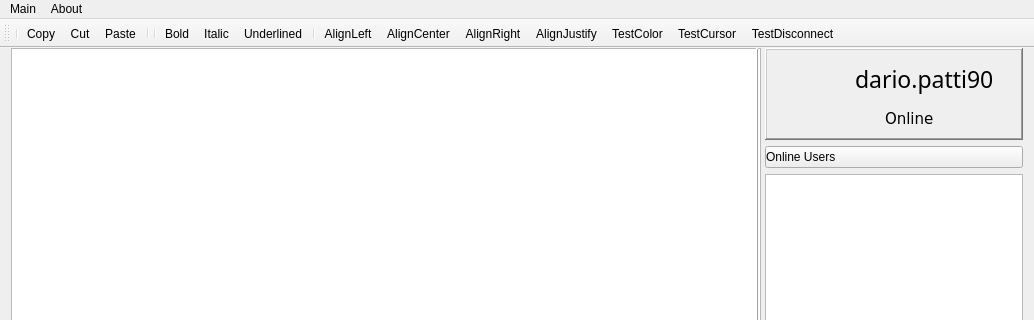
Qt form qt_project_gui/forms/mainwindow.ui (Grain0fSand/cooperative-online-text-editor) before a commit; both pictures show x 0 to 1034 and y 0 to 320 of the 1034 by 691 pixel window.
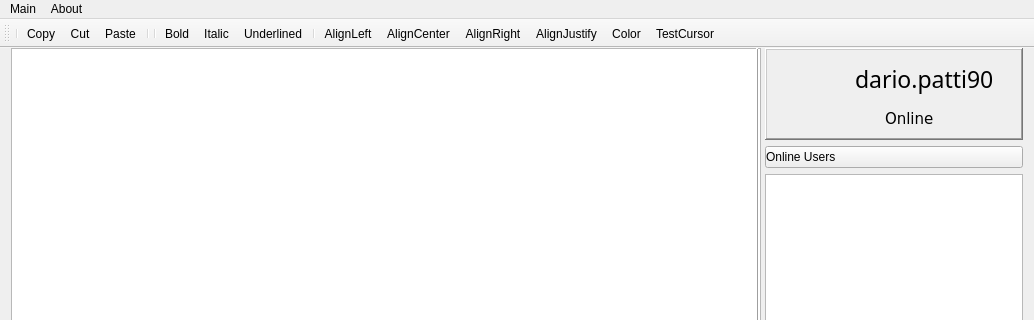
The same form after that commit. Icons and pictures are not drawn. Custom widgets are drawn as their Qt base class.

```diff
--- a/qt_project_gui/forms/mainwindow.ui
+++ b/qt_project_gui/forms/mainwindow.ui
@@ -397,9 +397,8 @@
    <addaction name="actionAlignCenter"/>
    <addaction name="actionAlignRight"/>
    <addaction name="actionAlignJustify"/>
-   <addaction name="actionTestColor"/>
+   <addaction name="actionColor"/>
    <addaction name="actionTestCursor"/>
-   <addaction name="actionTestDisconnect"/>
   </widget>
   <widget class="QStatusBar" name="statusBar">
    <property name="sizeGripEnabled">
@@ -570,15 +569,7 @@
     <string>TestCursor</string>
    </property>
   </action>
-  <action name="actionTestDisconnect">
-   <property name="text">
-    <string>TestDisconnect</string>
-   </property>
-   <property name="toolTip">
-    <string>TestDisconnect</string>
-   </property>
-  </action>
-  <action name="actionTestColor">
+  <action name="actionColor">
    <property name="checkable">
     <bool>true</bool>
    </property>
@@ -587,7 +578,7 @@
      <normaloff>:/resources/colorButtonIcon.png</normaloff>:/resources/colorButtonIcon.png</iconset>
    </property>
    <property name="text">
-    <string>TestColor</string>
+    <string>Color</string>
    </property>
    <property name="toolTip">
     <string>Highlights the text based on who entered it</string>
```
